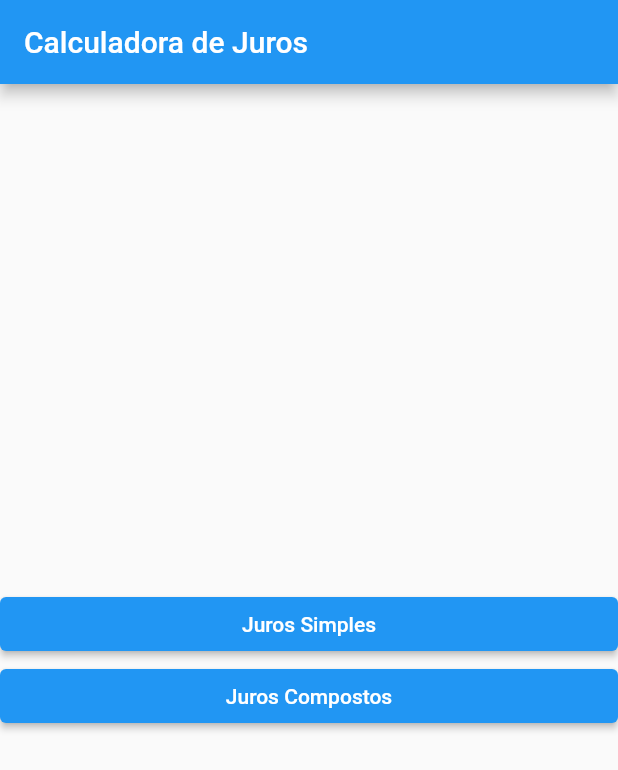
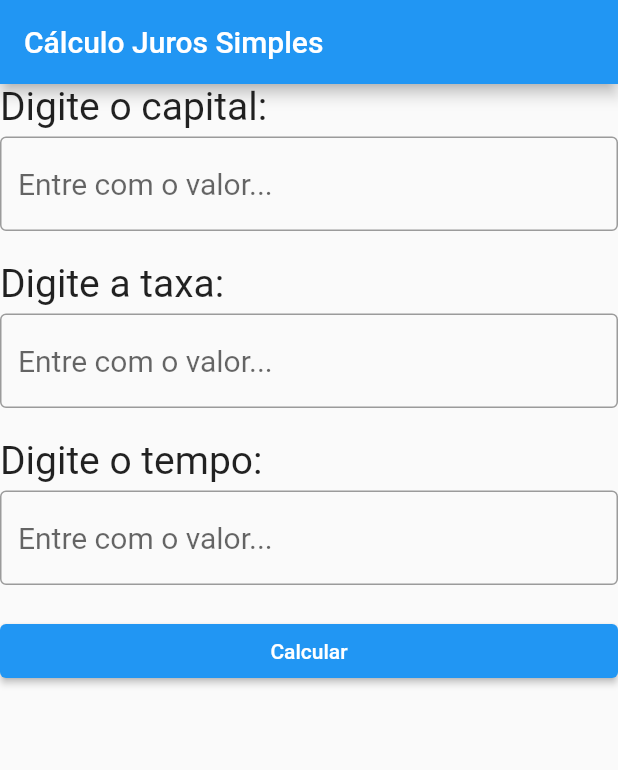
Before and after one commit to chaotzdud/CalculadoraFinanceira, a Flutter app: the screen it shows after launch, after a tap on "Juros Simples", on a phone screen of 412 x 824 dp. Shown: the top 770 px of the screen. Run offline on Flutter 3.47's test engine with Material 2 defaults, Android fonts, the phone set to English and light mode, and no system bars.

Commit message:
create 'default_screen.dart' and 'juros_simples.dart' screen

```diff
--- a/lib/model/Juros.dart
+++ b/lib/model/Juros.dart
@@ -5,7 +5,7 @@ class Juros {
   double _montante = 0.0;
   double _capital = 0.0;
   double _taxa = 0.0;
-  int _tempo = 0;
+  double _tempo = 0;
 
   String _tipo = '';
 
@@ -34,7 +34,7 @@ class Juros {
     return _tipo;
   }
 
-  Juros.jurosSimples({double c = 0.0, double i = 0.0, int t = 0}) {
+  Juros.jurosSimples({double c = 0.0, double i = 0.0, double t = 0}) {
     _capital = c;
     _taxa = i;
     _tempo = t;
@@ -43,7 +43,7 @@ class Juros {
     _tipo = 'Juros Simples';
   }
 
-  Juros.jurosCompostos({double c = 0.0, double i = 0.0, int t = 0}) {
+  Juros.jurosCompostos({double c = 0.0, double i = 0.0, double t = 0}) {
     _capital = c;
     _taxa = i;
     _tempo = t;
--- a/lib/routes/routes.dart
+++ b/lib/routes/routes.dart
@@ -1,3 +1,4 @@
+import 'package:calculadora_de_juros/views/juros_simples.dart';
 import 'package:flutter/material.dart';
 import '../main.dart';
 import '../views/result.dart';
@@ -7,6 +8,7 @@ class Routes {
   static Map<String, Widget Function(BuildContext)> load() {
     return {
       '/main': (context) => const CalculadoraJuros(),
+      '/juros-simples': (context) => const JurosSimples(),
       '/result': (context) => const Result()
     };
   }
--- a/lib/util/input_numbers.dart
+++ b/lib/util/input_numbers.dart
@@ -1,11 +1,11 @@
 import 'package:calculadora_de_juros/util/label.dart';
 import 'package:flutter/material.dart';
 
-class CaixaDeNumero extends StatelessWidget {
+class TextBox extends StatelessWidget {
   final String _info;
   final TextEditingController _controller;
 
-  const CaixaDeNumero(this._info, this._controller, {super.key});
+  const TextBox(this._info, this._controller, {super.key});
 
   @override
   Widget build(BuildContext context) {
--- /dev/null
+++ b/lib/views/default_screen.dart
@@ -0,0 +1,26 @@
+import 'package:flutter/material.dart';
+
+class DefaultScreen extends StatelessWidget {
+  final String _title;
+  final List<Widget> _components;
+
+  const DefaultScreen(this._title, this._components, {super.key});
+
+  @override
+  Widget build(BuildContext context) {
+    return MaterialApp(
+      title: _title,
+      home: Scaffold(
+        appBar: AppBar(
+          title: Text(_title),
+        ),
+        body: SingleChildScrollView(
+          child: Column(
+            mainAxisAlignment: MainAxisAlignment.center,
+            children: _components,
+          ),
+        ),
+      ),
+    );
+  }
+}
--- /dev/null
+++ b/lib/views/juros_simples.dart
@@ -0,0 +1,41 @@
+import 'package:calculadora_de_juros/model/Juros.dart';
+import 'package:calculadora_de_juros/util/input_numbers.dart';
+import 'package:calculadora_de_juros/views/default_screen.dart';
+import 'package:flutter/material.dart';
+
+
+import '../../routes/routes.dart';
+import '../../util/buttom.dart';
+
+class JurosSimples extends StatefulWidget {
+  const JurosSimples({super.key});
+
+  @override
+  JurosSimplesState createState() => JurosSimplesState();
+}
+
+class JurosSimplesState extends State<JurosSimples> {
+  final TextEditingController _capitalController = TextEditingController();
+  final TextEditingController _taxaController = TextEditingController();
+  final TextEditingController _tempoController = TextEditingController();
+
+
+  void _calcularJurosSimples() {
+    double capital = double.tryParse(_capitalController.text) ?? 0.0;
+    double taxa = double.tryParse(_taxaController.text) ?? 0.0;
+    double tempo = double.tryParse(_tempoController.text) ?? 0.0;
+
+    Juros juros = Juros.jurosSimples(c: capital, i: taxa, t: tempo);
+    Routes.pushNamed(context, '/result', juros);
+  }
+
+  @override
+  Widget build(BuildContext context) {
+    return DefaultScreen('Cálculo Juros Simples', <Widget>[
+      TextBox('Digite o capital', _capitalController),
+      TextBox('Digite a taxa', _taxaController),
+      TextBox('Digite o tempo', _tempoController),
+      Buttom("Calcular", _calcularJurosSimples)
+    ]);
+  }
+}
--- a/lib/views/result.dart
+++ b/lib/views/result.dart
@@ -1,4 +1,4 @@
-import 'package:calculadora_de_juros/model/juros.dart';
+import 'package:calculadora_de_juros/model/Juros.dart';
 import 'package:flutter/material.dart';
 
 import '../routes/routes.dart';
@@ -21,30 +21,31 @@ class ResultState extends State<Result> {
 
   @override
   Widget build(BuildContext context) {
-    final Juros juros = ModalRoute.of(context)!.settings.arguments as Juros;
+    final Juros j = ModalRoute.of(context)!.settings.arguments as Juros;
 
-    final montante = juros.montante;
-    final capital = juros.capital;
-    final taxa = juros.taxa;
-    final tempo = juros.tempo;
-    final tipo = juros.tipo;
+    final juros = j.juros;
+    final montante = j.montante;
+    final capital = j.capital;
+    final taxa = j.taxa;
+    final tempo = j.tempo;
+    final tipo = j.tipo;
 
     return MaterialApp(
-      title: 'Cálculo de $tipo',
+      title: 'Resultado ($tipo)',
       home: Scaffold(
         appBar: AppBar(
-          title: Text('Cálculo de $tipo'),
+          title: Text('Resultado ($tipo)'),
         ),
 
         body: Center(
           child: Column(
             mainAxisAlignment: MainAxisAlignment.center,
             children: <Widget>[
-              Text('Cálculo do $tipo'),
               Text('Montante: $montante'),
               Text('capital: $capital'),
               Text('taxa: $taxa'),
               Text('Tempo: $tempo'),
+              Text('Juros: $juros'),
             ]
           ),
         ),
```
